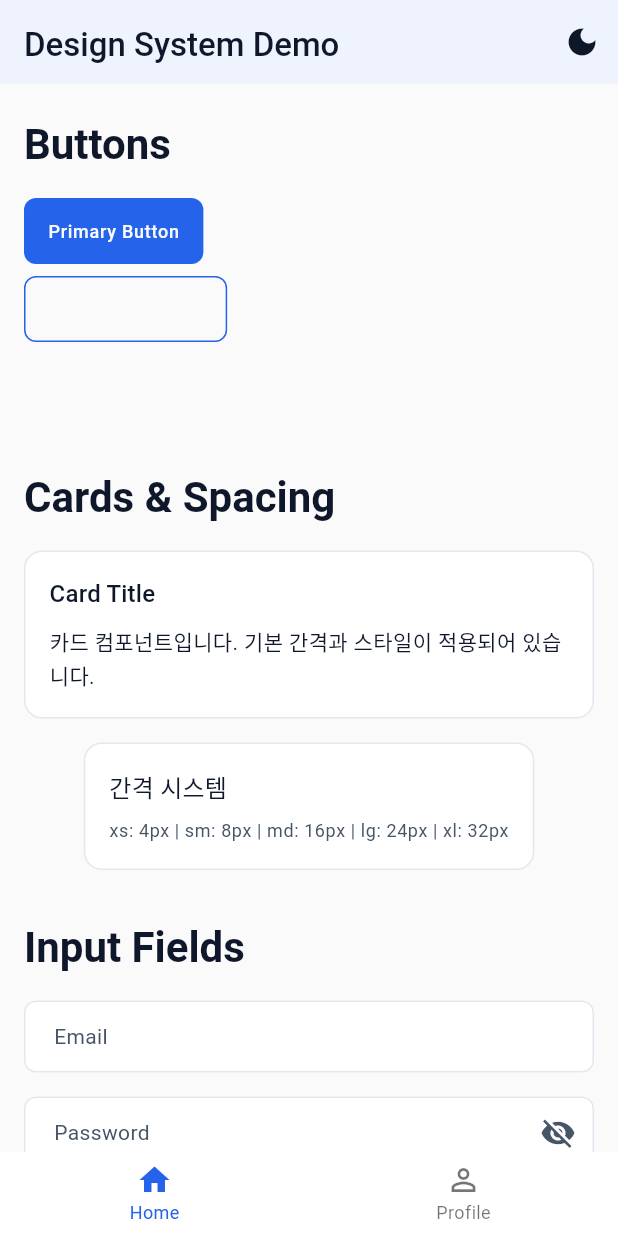
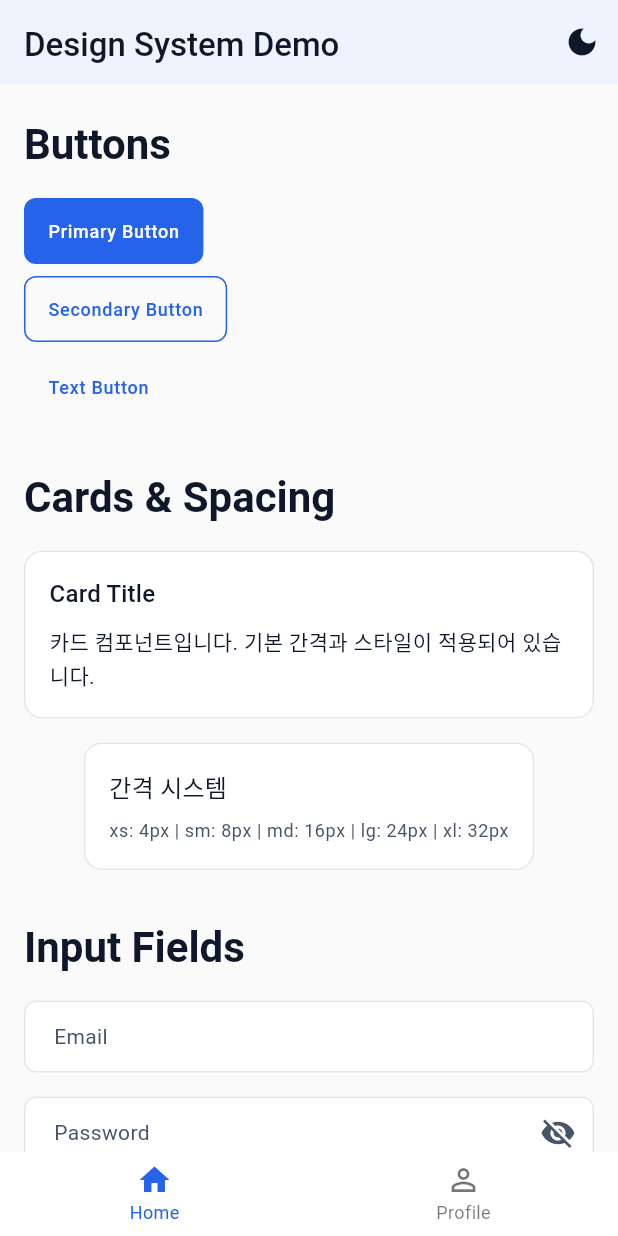
Before and after one commit to EM-H20/Flutter-BASE-TEMPLATE, a Flutter app: the screen it shows after launch, scrolled down 576 dp, on a phone screen of 412 x 824 dp. Run offline on Flutter 3.47's test engine with Material 3 defaults, Android fonts, the phone set to English and light mode, and no system bars; our stand-ins replace flutter_riverpod, go_router, riverpod_annotation, shimmer; generated files the repository leaves out were written again; Roboto replaces fonts that are missing (Pretendard).

Commit message:
Fix AppButton text visibility in light mode
라이트 모드에서 Secondary/Text 버튼의 텍스트가 보이지 않던 문제 수정

Changes:
- Remove AppTextStyle import and usage from AppButton
- Create custom TextStyle without color property in _buildContent
- Add _getFontSize() and _getLetterSpacing() helper methods
- Let button's foregroundColor handle text color inheritance properly

Issue: AppTextStyle.labelSmall/Medium/Large had hardcoded color: AppColors.textPrimary
which was overriding the button's foregroundColor even with .copyWith(color: null)

Solution: Define TextStyle inline without color property to properly inherit
foregroundColor from OutlinedButton.styleFrom() and TextButton.styleFrom()

🤖 Generated with [Claude Code](https://claude.com/claude-code)

Co-Authored-By: Claude <noreply@anthropic.com>

```diff
--- a/lib/core/widgets/app_button.dart
+++ b/lib/core/widgets/app_button.dart
@@ -1,7 +1,6 @@
 import 'package:flutter/material.dart';
 import '../theme/app_spacing.dart';
 import '../theme/app_radius.dart';
-import '../theme/app_text_style.dart';
 
 /// 공통 버튼 위젯 (디자인 시스템 토큰 사용)
 /// 로딩 상태, 비활성화, 아이콘 지원
@@ -126,6 +125,15 @@ class AppButton extends StatelessWidget {
       );
     }
 
+    // 버튼의 기본 텍스트 스타일 정의 (foregroundColor를 상속받도록 color 제외)
+    final textStyle = TextStyle(
+      fontFamily: 'Pretendard',
+      fontSize: _getFontSize(),
+      fontWeight: FontWeight.w500,
+      height: 1.4,
+      letterSpacing: _getLetterSpacing(),
+    );
+
     if (icon != null) {
       return Row(
         mainAxisSize: MainAxisSize.min,
@@ -133,12 +141,12 @@ class AppButton extends StatelessWidget {
         children: [
           Icon(icon, size: _getIconSize()),
           AppSpacing.horizontalSM(),
-          Text(text, style: _getTextStyle(context)),
+          Text(text, style: textStyle),
         ],
       );
     }
 
-    return Text(text, style: _getTextStyle(context));
+    return Text(text, style: textStyle);
   }
 
   /// 버튼 높이
@@ -170,16 +178,26 @@ class AppButton extends StatelessWidget {
     }
   }
 
-  /// 텍스트 스타일 (디자인 토큰 사용)
-  /// 색상은 버튼의 foregroundColor를 따르도록 color를 제거
-  TextStyle _getTextStyle(BuildContext context) {
+  /// 폰트 크기 (사이즈별)
+  double _getFontSize() {
     switch (size) {
       case AppButtonSize.small:
-        return AppTextStyle.labelSmall.copyWith(color: null);
+        return 11;
       case AppButtonSize.medium:
-        return AppTextStyle.labelMedium.copyWith(color: null);
+        return 12;
       case AppButtonSize.large:
-        return AppTextStyle.labelLarge.copyWith(color: null);
+        return 14;
+    }
+  }
+
+  /// Letter Spacing (사이즈별)
+  double _getLetterSpacing() {
+    switch (size) {
+      case AppButtonSize.small:
+      case AppButtonSize.medium:
+        return 0.5;
+      case AppButtonSize.large:
+        return 0.1;
     }
   }
 
```
